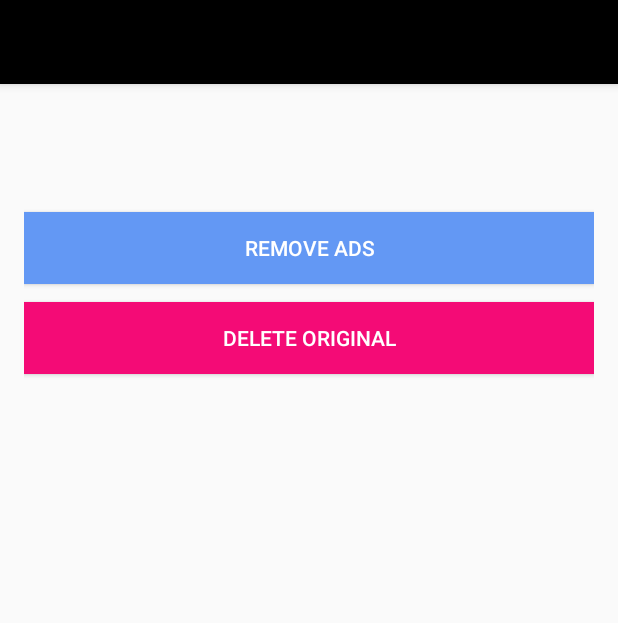
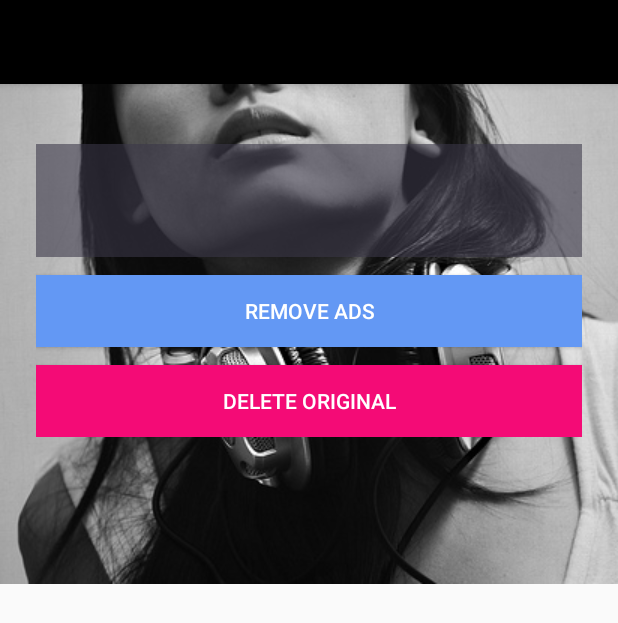
Before and after one commit to FrankCharlz/Demkitov3, an Android app: the layout activity_main.xml on its own in the app's theme, with its tools: preview values and no code run, on a phone screen of 412 x 824 dp. Shown: the top 623 px of the screen. Run offline under Robolectric (Android 15) with nearby library versions, the phone set to English and light mode, and no system bars.

Commit message:
And bestest

```diff
--- a/app/src/main/java/com/mj/demkito/BackgroundAnimation.java
+++ b/app/src/main/java/com/mj/demkito/BackgroundAnimation.java
@@ -8,7 +8,7 @@ import android.widget.ImageView;
 
 public class BackgroundAnimation {
 
-    private static final long ANIMATION_DURATION = 15000;
+    private  long ANIMATION_DURATION = 50; //50ms/pixel
     private final ImageView imageview;
     private final Drawable drawable;
     private final float scaleFactor;
@@ -23,6 +23,9 @@ public class BackgroundAnimation {
         //used to scale height to match parent theme... with matrix
         scaleFactor = (float)imageview.getHeight() / (float)drawable.getIntrinsicHeight();
         matrix.postScale(scaleFactor, scaleFactor);
+
+        //set speed
+        ANIMATION_DURATION *= imageview.getWidth();
 
     }
 
--- a/app/src/main/res/color/button_blue_.xml
+++ /dev/null
@@ -1,4 +0,0 @@
-<?xml version="1.0" encoding="utf-8"?>
-<selector xmlns:android="http://schemas.android.com/apk/res/android">
-
-</selector>
--- a/app/src/main/res/layout/activity_main.xml
+++ b/app/src/main/res/layout/activity_main.xml
@@ -15,22 +15,36 @@
         app:popupTheme="@style/ThemeOverlay.AppCompat.Light"
         android:elevation="4dp"/>
 
+
+
+    <FrameLayout
+        android:layout_width="match_parent"
+        android:layout_height="match_parent">
+
+        <ImageView
+            android:id="@+id/imageView"
+            android:layout_width="wrap_content"
+            android:layout_height="match_parent"
+            android:src="@drawable/listening2"
+            android:scaleType="matrix"
+            android:adjustViewBounds="true"/>
+
         <LinearLayout
             android:layout_width="match_parent"
-        android:layout_height="match_parent"
+            android:layout_height="wrap_content"
             android:orientation="vertical"
-        android:padding="16dp">
+            android:padding="24dp">
 
             <TextView
                 android:id="@+id/tv"
                 android:layout_width="match_parent"
                 android:layout_height="wrap_content"
-            android:background="#fafafa"
-            android:padding="16dp"
-            android:textSize="14sp"
-            android:layout_marginTop="6dp"/>
-
-
+                android:padding="24dp"
+                android:layout_marginTop="16dp"
+                android:textSize="20sp"
+                android:textColor="#ffffff"
+                android:background="@color/text_view_bg"
+            />
 
             <Button
                 android:layout_width="match_parent"
@@ -56,8 +70,17 @@
                 android:layout_gravity="center_horizontal" />
 
 
-
         </LinearLayout>
 
 
+
+    </FrameLayout>
+
+
+
+
+
+
+
+
 </LinearLayout>
--- a/app/src/main/res/layout/activity_no_song.xml
+++ b/app/src/main/res/layout/activity_no_song.xml
@@ -36,7 +36,7 @@
             android:layout_margin="24dp"
             android:textSize="20sp"
             android:textColor="#ffffff"
-            android:background="#953b3849"
+            android:background="@color/text_view_bg"
             android:layout_gravity="bottom"
             android:text="@string/no_song"/>
 
--- a/app/src/main/res/values/colors.xml
+++ b/app/src/main/res/values/colors.xml
@@ -5,4 +5,5 @@
     <color name="button_blue">#ff6398f4</color>
     <color name="button_red">#fff40b76</color>
     <color name="white">#ffffff</color>
+    <color name="text_view_bg">#953b3849</color>
 </resources>
```
Also changed, not shown: app/src/main/java/com/mj/demkito/MainActivity.java (+1 -90 lines). Lines whose indentation alone changed are shown as unchanged.
